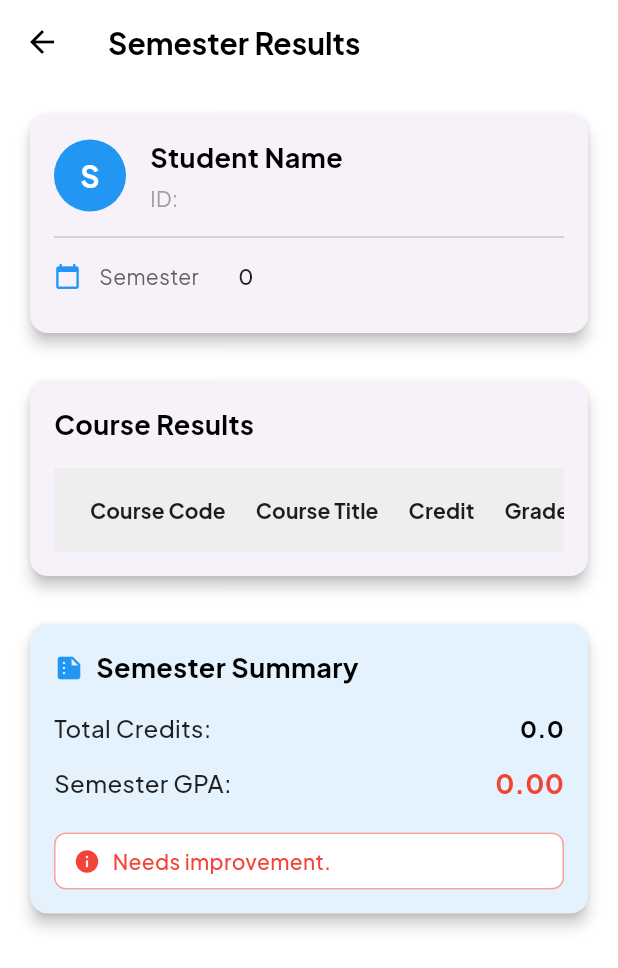
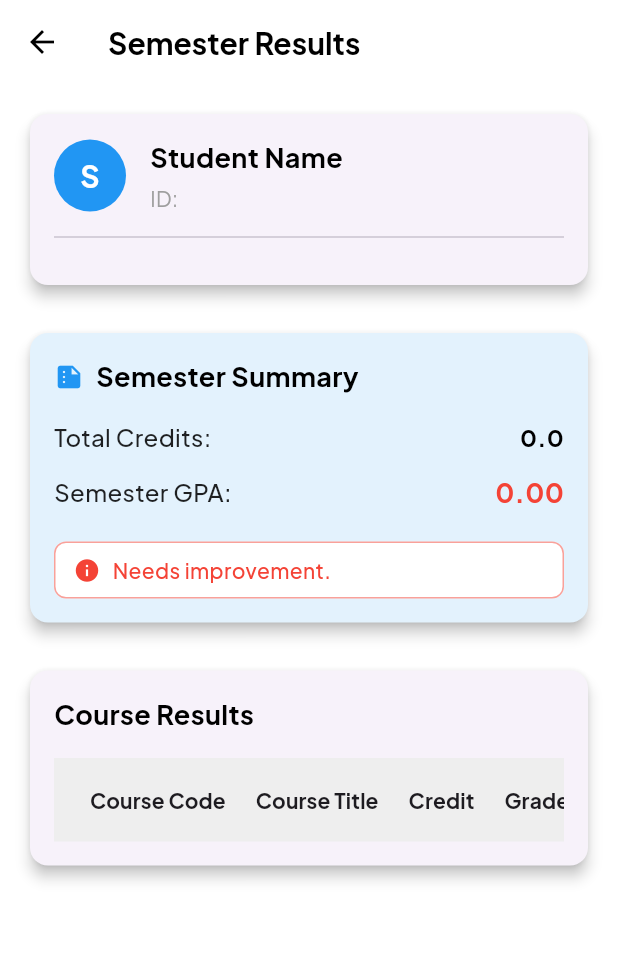
Before and after one commit to saif-pain/smart_learn, a Flutter app: the SemesterResultsPage screen opened directly with empty values, on a phone screen of 412 x 824 dp. Shown: the top 968 px of the screen. Run offline on Flutter 3.47's test engine with Material 3 defaults, Android fonts, the light colour scheme and no system bars; our stand-ins replace firebase_auth, firebase_core, google_fonts, shared_preferences; accounts and stored records are empty.

Commit message:
Rearranged the layout of the SemesterResultsPage to display the semester summary before the results table for improved readability. - Removed the semester info row from the student information section

```diff
--- a/lib/screens/semester_results_page.dart
+++ b/lib/screens/semester_results_page.dart
@@ -41,9 +41,9 @@ class SemesterResultsPage extends StatelessWidget {
             children: [
               _buildStudentProfile(),
               const SizedBox(height: 24),
+              _buildSemesterSummary(),
+              const SizedBox(height: 24),
               _buildResultsTable(),
-              const SizedBox(height: 24),
-              _buildSemesterSummary(),
             ],
           ),
         ),
@@ -107,11 +107,6 @@ class SemesterResultsPage extends StatelessWidget {
               _buildInfoRow(Icons.people, 'Batch', 'Batch ${studentInfo!.batchNo}'),
               _buildInfoRow(Icons.location_on, 'Campus', studentInfo!.campusName),
             ],
-            _buildInfoRow(
-              Icons.calendar_today,
-              'Semester',
-              semesterResult.getFormattedSemesterName()
-            ),
           ],
         ),
       ),
```
Also changed, not shown: 125 other files.
